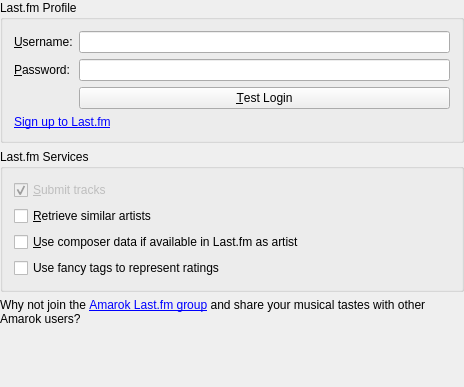
Before: the Qt Designer form src/services/lastfm/LastFmConfigWidget.ui in KDE/amarok, drawn with Qt 5.
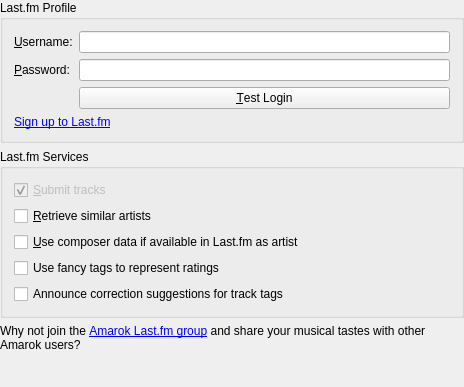
After: the same form once the commit is applied. Custom widgets are drawn as their Qt base class.

Commit message:
Last.fm ScrobblerAdapter: make correction announcements configurable
As suggested by Sentynel, this may get annoying when you don't care
that much about quality of your tags. Default to yes, otherwise this
would be pretty hard to discover.

The edit to the form file:
```diff
--- a/src/services/lastfm/LastFmConfigWidget.ui
+++ b/src/services/lastfm/LastFmConfigWidget.ui
@@ -166,6 +166,16 @@
         </property>
        </widget>
       </item>
+      <item>
+       <widget class="QCheckBox" name="kcfg_AnnounceCorrections">
+        <property name="toolTip">
+         <string>&lt;html&gt;When scrobbling tracks to Last.fm, it autocorrects common errors in track tags like artist, album and title. Check this to be notified when this happens and what the autocorrection was&lt;/html&gt;</string>
+        </property>
+        <property name="text">
+         <string>Announce correction suggestions for track tags</string>
+        </property>
+       </widget>
+      </item>
      </layout>
     </widget>
    </item>
```
The commit also changes 5 other files.
